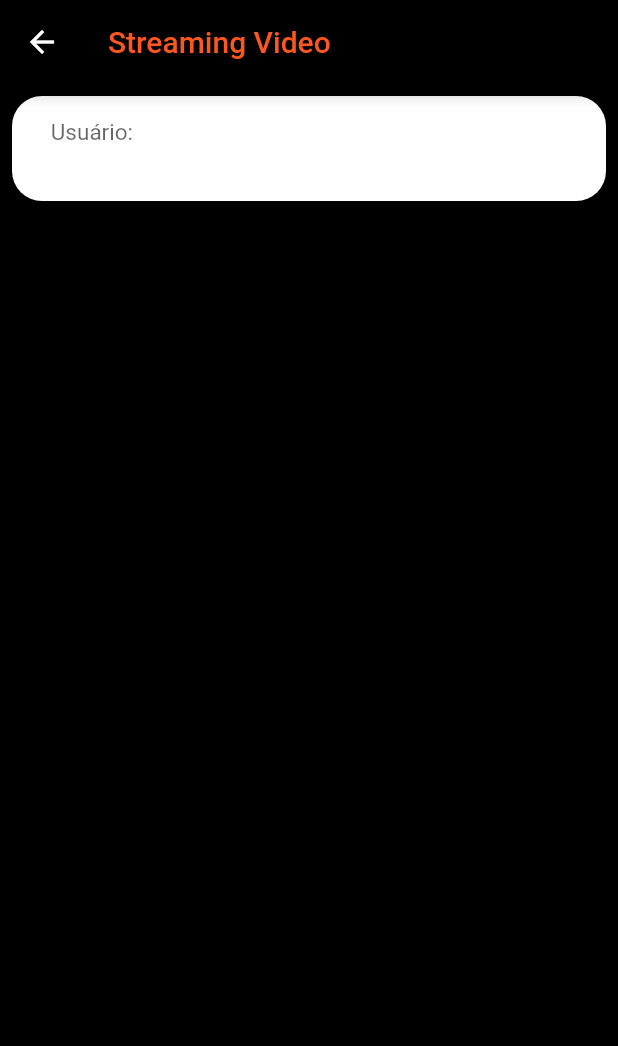
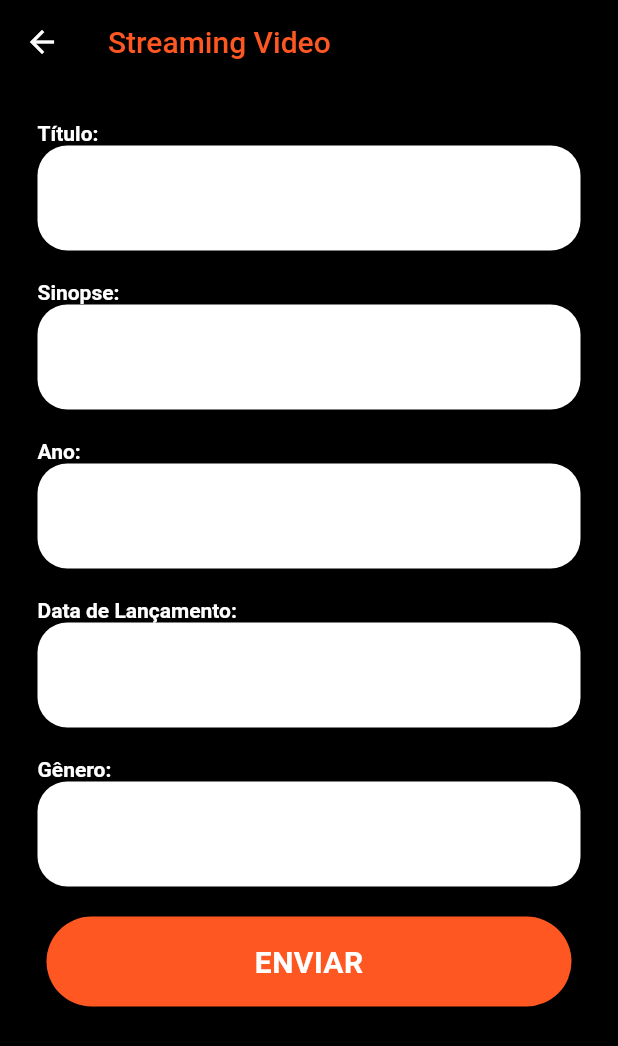
Before and after one commit to pedroailan/streamingvideo, a Flutter app: the CadastrarFilme screen opened directly, on a phone screen of 412 x 824 dp. Shown: the top 1046 px of the screen. Run offline on Flutter 3.47's test engine with Material 2 defaults, Android fonts, the phone set to English and light mode, and no system bars; our stand-ins replace mask_text_input_formatter; missing offline and left inert: flutter_splash.

Commit message:
alterações tela de cadastrarfilme.dart

```diff
--- a/lib/pages/cadastrarfilme.dart
+++ b/lib/pages/cadastrarfilme.dart
@@ -1,4 +1,12 @@
+import 'dart:math';
+
 import 'package:flutter/material.dart';
+import 'package:flutter/services.dart';
+import 'package:mask_text_input_formatter/mask_text_input_formatter.dart';
+import 'package:streamingvideo/pages/home.dart';
+import 'package:streamingvideo/services/mensagens.dart';
+import 'package:streamingvideo/services/services.dart';
+import 'package:streamingvideo/utils/botaoanimado.dart';
 
 class CadastrarFilme extends StatefulWidget {
   @override
@@ -8,6 +16,62 @@ class CadastrarFilme extends StatefulWidget {
 class _CadastrarFilmeState extends State<CadastrarFilme> {
 
   String titulo;
+  String sinopse;
+  String ano;
+  String datalancamento;
+  String genero;
+  String mensagem = " ";
+  bool mensagemTag = false;
+
+  _getTitulo(String text) => titulo = text;
+
+  _getSinopse(String text) => sinopse = text;
+
+  _getAno(String text) => ano = text;
+
+  _getDataLancamento(String text) => datalancamento = text;
+
+  _getGenero(String text) => genero = text;
+
+  MaskTextInputFormatter maskData = new MaskTextInputFormatter(mask: "##/##/####");
+  MaskTextInputFormatter maskAno = new MaskTextInputFormatter(mask: "####");
+
+  bool isLoad = false;
+
+  _onPressed () async {
+    var result;
+    if(titulo.isNotEmpty && sinopse.isNotEmpty && ano.isNotEmpty && datalancamento.isNotEmpty && genero.isNotEmpty){
+      try{
+        setState(() {
+          isLoad = true;
+        });
+        result = await Service.cadastrarFilme(titulo, sinopse, ano, datalancamento, genero).whenComplete(() {
+          if(result == true) Navigator.pushReplacement(context, MaterialPageRoute(builder: (context) => Home()));
+          else {
+            setState(() {
+              isLoad = false;
+              mensagem = Mensagens.errorCadastroFilmes;
+              mensagemTag = true;
+            });
+          }
+        });
+      } catch (Exception) {
+        setState(() {
+          isLoad = false;
+          mensagem = result.status == 500 ?  Mensagens.errorServidor : '';
+          mensagemTag = true;
+        });
+        Exception.toString();
+      }
+    } else {
+      setState(() {
+        isLoad = false;
+        mensagem = Mensagens.errorCadastroFilmes;
+        mensagemTag = true;
+      });
+    }
+
+  }
 
   @override
   Widget build(BuildContext context) {
@@ -18,9 +82,48 @@ class _CadastrarFilmeState extends State<CadastrarFilme> {
             title: Text("Streaming Video", style: TextStyle(color: Colors.deepOrange),), backgroundColor: Colors.black,
         ),
         body: Padding(
-          padding: EdgeInsets.all(8.0),
+          padding: EdgeInsets.all(15.0),
           child: ListView(
             children: [
+              TextBoxCadastrar(campo: "Título:", getText: _getTitulo, mask: null,),
+              TextBoxCadastrar(campo: "Sinopse:", getText: _getSinopse, mask: null,),
+              TextBoxCadastrar(campo: "Ano:", getText: _getAno, mask: maskAno),
+              TextBoxCadastrar(campo: "Data de Lançamento:", getText: _getDataLancamento, mask: maskData,),
+              TextBoxCadastrar(campo: "Gênero:", getText: _getGenero, mask: null,),
+              Center(child: Visibility(visible: mensagemTag, child: Text(mensagem, style: TextStyle(color: Colors.white),))),
+              SizedBox(height: 10,),
+              BotaoAnimado(
+                tempo: 2,
+                textoBotao: "ENVIAR",
+                isLoad: isLoad,
+                onPressed: _onPressed,
+              )
+            ],
+          ),
+        ),
+      ),
+    );
+  }
+}
+
+
+class TextBoxCadastrar extends StatelessWidget {
+  final String campo;
+  final Function getText;
+  final TextInputFormatter mask;
+
+  TextBoxCadastrar({Key key, this.campo, this.getText, this.mask}) : super(key: key);
+
+
+  @override
+  Widget build(BuildContext context) {
+    return Padding(
+      padding: EdgeInsets.all(10),
+      child: Column(
+        mainAxisAlignment: MainAxisAlignment.start,
+        crossAxisAlignment: CrossAxisAlignment.start,
+        children: [
+          Text(campo, style: TextStyle(color: Colors.white, fontWeight: FontWeight.bold), ),
           Container(
             height: 70.0,
             decoration: BoxDecoration(
@@ -28,24 +131,22 @@ class _CadastrarFilmeState extends State<CadastrarFilme> {
               border: Border.all(color: Colors.transparent),
               borderRadius: BorderRadius.all(Radius.circular(20.0)),
             ),
-                child: TextField(
+            child: TextFormField(
+              inputFormatters: [ mask != null ? mask : MaskTextInputFormatter(mask: "")],
               onChanged: (text) {
-                    titulo = text;
+                getText(text);
               },
               style: TextStyle(fontSize: 20.0),
               //keyboardType: TextInputType.number,
               decoration: InputDecoration(
                 contentPadding: EdgeInsets.only(left: 10.0, top: 10.0),
                 labelStyle: TextStyle(fontSize: 15.0),
-                    labelText: '    Usuário:',
                 border: UnderlineInputBorder(borderSide: BorderSide.none),
               ),
             ),
           ),
         ],
       ),
-        ),
-      ),
     );
   }
 }
--- a/lib/services/mensagens.dart
+++ b/lib/services/mensagens.dart
@@ -2,4 +2,5 @@ class Mensagens {
   static String errorServidor = "Erro no Servidor";
   static String errorCredenciais = "Usuário ou senha inválidos";
   static String errorCadastro = "Usuario não Cadastrado";
+  static String errorCadastroFilmes = "Ocorreu um erro ao cadastrar o filme!";
 }
--- a/pubspec.yaml
+++ b/pubspec.yaml
@@ -27,6 +27,7 @@ dependencies:
   flutter_splash: ^1.0.1
   http: any
   flutter_launcher_icons: ^0.8.0
+  mask_text_input_formatter: ^1.2.1
 
 
   # The following adds the Cupertino Icons font to your application.
```
Also changed, not shown: lib/services/services.dart (+54 -1 lines), pubspec.lock. Lines whose indentation alone changed are shown as unchanged.
